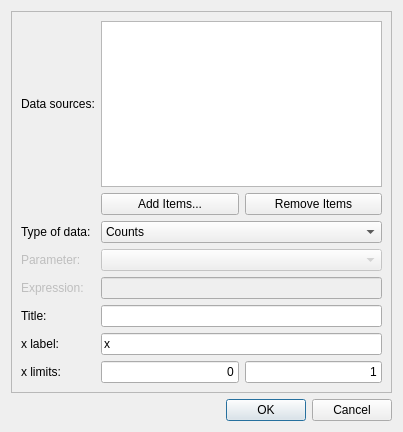
Above: ui/combine_graphs.ui from tweber-ill/frm_mirror-miezetools before the change. Below: the same form after it.
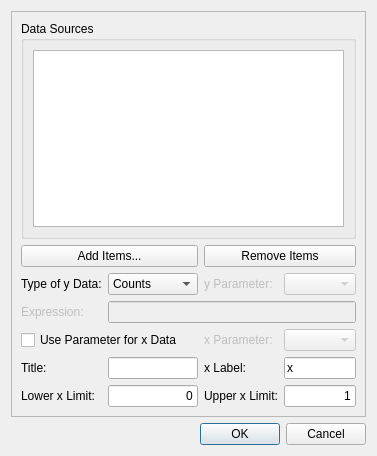
That is the form after the change.

Commit message: plot combining: x params

Patch:
```diff
--- a/ui/combine_graphs.ui
+++ b/ui/combine_graphs.ui
@@ -6,8 +6,8 @@
    <rect>
     <x>0</x>
     <y>0</y>
-    <width>403</width>
-    <height>432</height>
+    <width>343</width>
+    <height>456</height>
    </rect>
   </property>
   <property name="windowTitle">
@@ -23,7 +23,69 @@
       <enum>QFrame::Raised</enum>
      </property>
      <layout class="QGridLayout" name="gridLayout">
-      <item row="5" column="0">
+      <item row="6" column="1">
+       <widget class="QLineEdit" name="editXMin">
+        <property name="text">
+         <string>0</string>
+        </property>
+        <property name="alignment">
+         <set>Qt::AlignRight|Qt::AlignTrailing|Qt::AlignVCenter</set>
+        </property>
+       </widget>
+      </item>
+      <item row="6" column="0">
+       <widget class="QLabel" name="labelXMin">
+        <property name="text">
+         <string>Lower x Limit:</string>
+        </property>
+       </widget>
+      </item>
+      <item row="0" column="0" colspan="4">
+       <widget class="QGroupBox" name="groupBox">
+        <property name="title">
+         <string>Data Sources</string>
+        </property>
+        <layout class="QHBoxLayout" name="horizontalLayout">
+         <item>
+          <widget class="QListWidget" name="listGraphs">
+           <property name="dragEnabled">
+            <bool>true</bool>
+           </property>
+           <property name="dragDropMode">
+            <enum>QAbstractItemView::InternalMove</enum>
+           </property>
+           <property name="defaultDropAction">
+            <enum>Qt::IgnoreAction</enum>
+           </property>
+           <property name="alternatingRowColors">
+            <bool>true</bool>
+           </property>
+           <property name="selectionMode">
+            <enum>QAbstractItemView::ExtendedSelection</enum>
+           </property>
+           <property name="selectionBehavior">
+            <enum>QAbstractItemView::SelectItems</enum>
+           </property>
+          </widget>
+         </item>
+        </layout>
+       </widget>
+      </item>
+      <item row="1" column="0" colspan="2">
+       <widget class="QPushButton" name="btnAdd">
+        <property name="text">
+         <string>Add Items...</string>
+        </property>
+       </widget>
+      </item>
+      <item row="3" column="1" colspan="3">
+       <widget class="QLineEdit" name="editExpr">
+        <property name="enabled">
+         <bool>false</bool>
+        </property>
+       </widget>
+      </item>
+      <item row="3" column="0">
        <widget class="QLabel" name="labelExpr">
         <property name="enabled">
          <bool>false</bool>
@@ -33,7 +95,44 @@
         </property>
        </widget>
       </item>
-      <item row="2" column="1" colspan="2">
+      <item row="5" column="3">
+       <widget class="QLineEdit" name="editXLab">
+        <property name="text">
+         <string>x</string>
+        </property>
+       </widget>
+      </item>
+      <item row="6" column="3">
+       <widget class="QLineEdit" name="editXMax">
+        <property name="text">
+         <string>1</string>
+        </property>
+        <property name="alignment">
+         <set>Qt::AlignRight|Qt::AlignTrailing|Qt::AlignVCenter</set>
+        </property>
+       </widget>
+      </item>
+      <item row="1" column="2" colspan="2">
+       <widget class="QPushButton" name="btnDel">
+        <property name="text">
+         <string>Remove Items</string>
+        </property>
+       </widget>
+      </item>
+      <item row="2" column="0">
+       <widget class="QLabel" name="label">
+        <property name="sizePolicy">
+         <sizepolicy hsizetype="Fixed" vsizetype="Preferred">
+          <horstretch>0</horstretch>
+          <verstretch>0</verstretch>
+         </sizepolicy>
+        </property>
+        <property name="text">
+         <string>Type of y Data:</string>
+        </property>
+       </widget>
+      </item>
+      <item row="2" column="1">
        <widget class="QComboBox" name="comboType">
         <item>
          <property name="text">
@@ -62,140 +161,68 @@
         </item>
        </widget>
       </item>
-      <item row="10" column="1">
-       <widget class="QLineEdit" name="editXMin">
-        <property name="text">
-         <string>0</string>
-        </property>
-        <property name="alignment">
-         <set>Qt::AlignRight|Qt::AlignTrailing|Qt::AlignVCenter</set>
-        </property>
-       </widget>
+      <item row="5" column="1">
+       <widget class="QLineEdit" name="editTitle"/>
       </item>
-      <item row="8" column="0">
+      <item row="5" column="0">
        <widget class="QLabel" name="label_5">
         <property name="text">
          <string>Title:</string>
         </property>
        </widget>
       </item>
-      <item row="8" column="1" colspan="2">
-       <widget class="QLineEdit" name="editTitle"/>
-      </item>
-      <item row="9" column="1" colspan="2">
-       <widget class="QLineEdit" name="editXLab">
+      <item row="5" column="2">
+       <widget class="QLabel" name="labelX">
         <property name="text">
-         <string>x</string>
+         <string>x Label:</string>
         </property>
        </widget>
       </item>
-      <item row="10" column="0">
-       <widget class="QLabel" name="label_4">
-        <property name="text">
-         <string>x limits:</string>
-        </property>
-       </widget>
-      </item>
-      <item row="10" column="2">
-       <widget class="QLineEdit" name="editXMax">
-        <property name="text">
-         <string>1</string>
-        </property>
-        <property name="alignment">
-         <set>Qt::AlignRight|Qt::AlignTrailing|Qt::AlignVCenter</set>
-        </property>
-       </widget>
-      </item>
-      <item row="2" column="0">
-       <widget class="QLabel" name="label">
-        <property name="sizePolicy">
-         <sizepolicy hsizetype="Fixed" vsizetype="Preferred">
-          <horstretch>0</horstretch>
-          <verstretch>0</verstretch>
-         </sizepolicy>
-        </property>
-        <property name="text">
-         <string>Type of data:</string>
-        </property>
-       </widget>
-      </item>
-      <item row="9" column="0">
-       <widget class="QLabel" name="label_3">
-        <property name="text">
-         <string>x label:</string>
-        </property>
-       </widget>
-      </item>
-      <item row="5" column="1" colspan="2">
-       <widget class="QLineEdit" name="editExpr">
-        <property name="enabled">
-         <bool>false</bool>
-        </property>
-       </widget>
-      </item>
-      <item row="4" column="0">
+      <item row="2" column="2">
        <widget class="QLabel" name="labelParam">
         <property name="enabled">
          <bool>false</bool>
         </property>
         <property name="text">
-         <string>Parameter:</string>
+         <string>y Parameter:</string>
         </property>
        </widget>
       </item>
-      <item row="4" column="1" colspan="2">
+      <item row="2" column="3">
        <widget class="QComboBox" name="comboParam">
         <property name="enabled">
          <bool>false</bool>
         </property>
        </widget>
       </item>
-      <item row="0" column="0">
-       <widget class="QLabel" name="label_2">
-        <property name="sizePolicy">
-         <sizepolicy hsizetype="Fixed" vsizetype="Preferred">
-          <horstretch>0</horstretch>
-          <verstretch>0</verstretch>
-         </sizepolicy>
+      <item row="4" column="3">
+       <widget class="QComboBox" name="comboXParam">
+        <property name="enabled">
+         <bool>false</bool>
         </property>
-        <property name="text">
-         <string>Data sources:</string>
-        </property>
        </widget>
       </item>
-      <item row="0" column="1" colspan="2">
-       <widget class="QListWidget" name="listGraphs">
-        <property name="dragEnabled">
-         <bool>true</bool>
+      <item row="4" column="2">
+       <widget class="QLabel" name="labelXParam">
+        <property name="enabled">
+         <bool>false</bool>
         </property>
-        <property name="dragDropMode">
-         <enum>QAbstractItemView::InternalMove</enum>
+        <property name="text">
+         <string>x Parameter:</string>
         </property>
-        <property name="defaultDropAction">
-         <enum>Qt::IgnoreAction</enum>
-        </property>
-        <property name="alternatingRowColors">
-         <bool>true</bool>
-        </property>
-        <property name="selectionMode">
-         <enum>QAbstractItemView::ExtendedSelection</enum>
-        </property>
-        <property name="selectionBehavior">
-         <enum>QAbstractItemView::SelectItems</enum>
-        </property>
        </widget>
       </item>
-      <item row="1" column="1">
-       <widget class="QPushButton" name="btnAdd">
+      <item row="4" column="0" colspan="2">
+       <widget class="QCheckBox" name="checkUseXParam">
         <property name="text">
-         <string>Add Items...</string>
+         <string>Use Parameter for x Data</string>
         </property>
        </widget>
       </item>
-      <item row="1" column="2">
-       <widget class="QPushButton" name="btnDel">
+      <item row="6" column="2">
+       <widget class="QLabel" name="labelXMax">
         <property name="text">
-         <string>Remove Items</string>
+         <string>Upper x Limit:</string>
         </property>
        </widget>
       </item>
```
Left out of the diff: 130 changed lines with no effect on the pictures. The commit also changes 5 other files.
